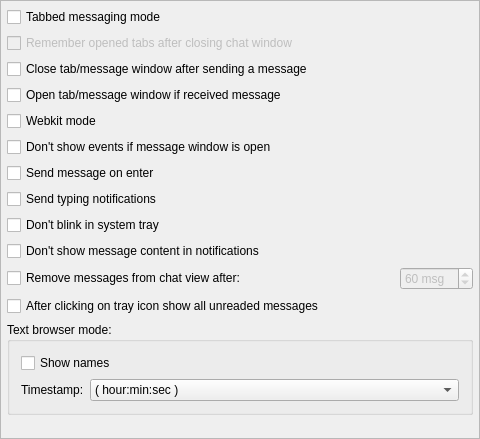
This is src/chatwindow/chatwindowsettings.ui in Winand/mqutim as Qt 5 draws it before an edit. The edited form follows.
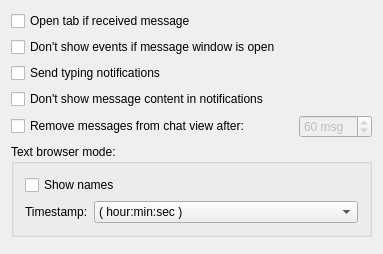
This is the edited form.

```diff
--- a/src/chatwindow/chatwindowsettings.ui
+++ b/src/chatwindow/chatwindowsettings.ui
@@ -1,105 +1,43 @@
 <?xml version="1.0" encoding="UTF-8"?>
 <ui version="4.0">
  <class>ChatWindowSettingsClass</class>
- <widget class="QWidget" name="ChatWindowSettingsClass">
-  <property name="geometry">
+ <widget class="QWidget" name="ChatWindowSettingsClass" >
+  <property name="geometry" >
    <rect>
     <x>0</x>
     <y>0</y>
-    <width>480</width>
-    <height>439</height>
+    <width>383</width>
+    <height>254</height>
    </rect>
   </property>
   <property name="windowTitle">
    <string>ChatWindowSettings</string>
   </property>
-  <layout class="QGridLayout" name="gridLayout">
-   <property name="margin">
-    <number>0</number>
-   </property>
-   <item row="0" column="0">
-    <widget class="QFrame" name="frame">
-     <property name="frameShape">
-      <enum>QFrame::StyledPanel</enum>
-     </property>
-     <property name="frameShadow">
-      <enum>QFrame::Raised</enum>
-     </property>
-     <layout class="QGridLayout" name="gridLayout_3">
-      <property name="margin">
-       <number>6</number>
-      </property>
-      <item row="0" column="0">
-       <layout class="QVBoxLayout" name="verticalLayout_2">
+  <layout class="QVBoxLayout" name="verticalLayout_2" >
         <item>
-         <widget class="QCheckBox" name="tabbedBox">
-          <property name="text">
-           <string>Tabbed messaging mode</string>
+    <widget class="QCheckBox" name="openBox" >
+     <property name="text" >
+      <string>Open tab if received message</string>
           </property>
          </widget>
         </item>
         <item>
-         <widget class="QCheckBox" name="rememberBox">
-          <property name="enabled">
-           <bool>false</bool>
-          </property>
-          <property name="text">
-           <string>Remember opened tabs after closing chat window</string>
-          </property>
-         </widget>
-        </item>
-        <item>
-         <widget class="QCheckBox" name="closeBox">
-          <property name="text">
-           <string>Close tab/message window after sending a message</string>
-          </property>
-         </widget>
-        </item>
-        <item>
-         <widget class="QCheckBox" name="openBox">
-          <property name="text">
-           <string>Open tab/message window if received message</string>
-          </property>
-         </widget>
-        </item>
-        <item>
-         <widget class="QCheckBox" name="webkitBox">
-          <property name="text">
-           <string>Webkit mode</string>
-          </property>
-         </widget>
-        </item>
-        <item>
-         <widget class="QCheckBox" name="eventsBox">
-          <property name="text">
+    <widget class="QCheckBox" name="eventsBox" >
+     <property name="text" >
            <string>Don't show events if message window is open</string>
           </property>
          </widget>
         </item>
         <item>
-         <widget class="QCheckBox" name="onEnterBox">
-          <property name="text">
-           <string>Send message on enter</string>
-          </property>
-         </widget>
-        </item>
-        <item>
-         <widget class="QCheckBox" name="typingBox">
-          <property name="text">
+    <widget class="QCheckBox" name="typingBox" >
+     <property name="text" >
            <string>Send typing notifications</string>
           </property>
          </widget>
         </item>
         <item>
-         <widget class="QCheckBox" name="trayMessageBox">
-          <property name="text">
-           <string>Don't blink in system tray</string>
-          </property>
-         </widget>
-        </item>
-        <item>
-         <widget class="QCheckBox" name="contentBox">
-          <property name="text">
+    <widget class="QCheckBox" name="contentBox" >
+     <property name="text" >
            <string>Don't show message content in notifications</string>
           </property>
          </widget>
@@ -141,16 +79,9 @@
          </layout>
         </item>
         <item>
-         <widget class="QCheckBox" name="openAllBox">
-          <property name="text">
-           <string>After clicking on tray icon show all unreaded messages</string>
-          </property>
-         </widget>
-        </item>
-        <item>
-         <widget class="QGroupBox" name="textGroupBox">
-          <property name="sizePolicy">
-           <sizepolicy hsizetype="Preferred" vsizetype="Fixed">
+    <widget class="QGroupBox" name="textGroupBox" >
+     <property name="sizePolicy" >
+      <sizepolicy vsizetype="Fixed" hsizetype="Preferred" >
             <horstretch>0</horstretch>
             <verstretch>0</verstretch>
            </sizepolicy>
@@ -212,27 +143,9 @@
           </layout>
          </widget>
         </item>
-        <item>
-         <spacer name="verticalSpacer">
-          <property name="orientation">
-           <enum>Qt::Vertical</enum>
-          </property>
-          <property name="sizeHint" stdset="0">
-           <size>
-            <width>459</width>
-            <height>13</height>
-           </size>
-          </property>
-         </spacer>
-        </item>
-       </layout>
-      </item>
-     </layout>
-    </widget>
-   </item>
-  </layout>
- </widget>
- <layoutdefault spacing="6" margin="11"/>
+  </layout>
+ </widget>
+ <layoutdefault spacing="6" margin="11" />
  <resources/>
  <connections>
   <connection>
```
Left out of the diff: 94 changed lines with no effect on the pictures. Lines whose indentation alone changed are shown as unchanged.
